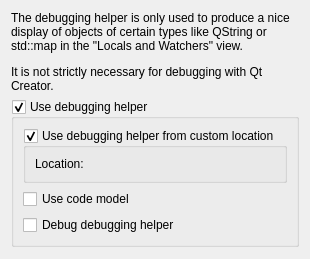
Above: src/plugins/debugger/dumperoptionpage.ui from qt-creator/qt-creator before the change. Below: the same form after it.
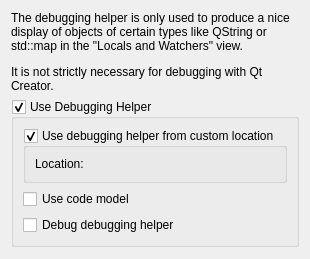
That is the form after the change. Custom widgets are drawn as their Qt base class.

The edit to the form file:
```diff
--- a/src/plugins/debugger/dumperoptionpage.ui
+++ b/src/plugins/debugger/dumperoptionpage.ui
@@ -21,7 +21,7 @@
    <item>
     <widget class="QGroupBox" name="debuggingHelperGroupBox">
      <property name="title">
-      <string>Use debugging helper</string>
+      <string>Use Debugging Helper</string>
      </property>
      <property name="checkable">
       <bool>true</bool>
```
